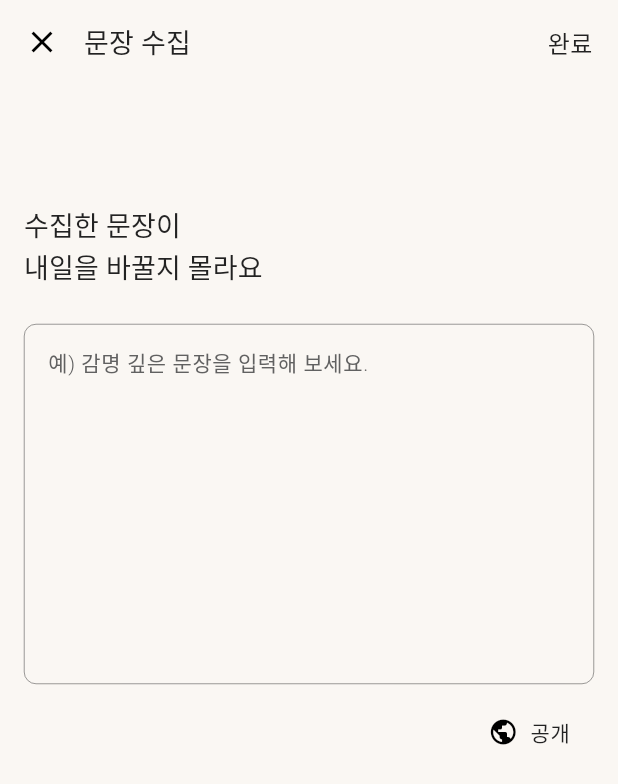
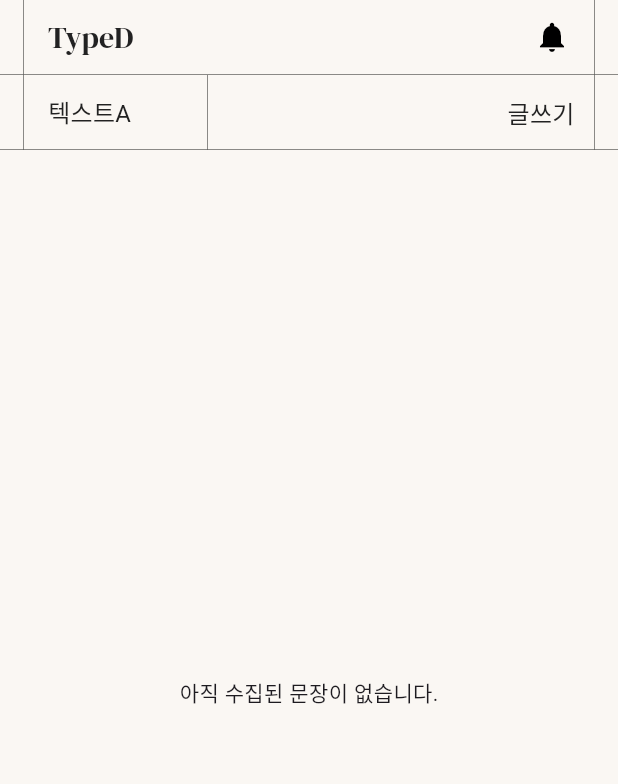
Before and after one commit to genericTypeD/TypeD-Frontend, a Flutter app: the SentenceInput screen opened by its route, after a tap on "비공개", after a tap on "완료", on a phone screen of 412 x 824 dp. Shown: the top 784 px of the screen. Run offline on Flutter 3.47's test engine with Material 3 defaults, Android fonts, the phone set to English and light mode, and no system bars; our stand-ins replace envied, flutter_dotenv, flutter_riverpod, google_fonts, image_picker, permission_handler and 1 more; missing offline and left inert: multi_split_view, spotify; accounts and stored records are empty; generated files the repository leaves out were written again; project files that could hold a hidden picture were left out.

Commit message:
feat: 문장 수집 리스트 기능 추가

```diff
--- a/lib/sentence/screen/sentence_input.dart
+++ b/lib/sentence/screen/sentence_input.dart
@@ -41,7 +41,7 @@ class _SentenceInputState extends State<SentenceInput>
   Widget build(BuildContext context) {
     return DefaultLayout(
       appBar: AppBar(
-        backgroundColor: AppColors.backgroundSecondary, // ✅ 기존 컬러 유지
+        backgroundColor: AppColors.backgroundSecondary,
         elevation: 0,
         titleSpacing: 0,
         leading: IconButton(
@@ -60,7 +60,7 @@ class _SentenceInputState extends State<SentenceInput>
         actions: [
           TextButton(
             onPressed: () {
-              print("완료 버튼 클릭됨");
+              Navigator.pushNamed(context, '/sentence_list');
             },
             style: TextButton.styleFrom(
               padding: const EdgeInsets.symmetric(horizontal: 16.0),
@@ -74,13 +74,12 @@ class _SentenceInputState extends State<SentenceInput>
       ),
       child: GestureDetector(
         onTap: () {
-          FocusScope.of(context).unfocus(); // 화면 터치하면 키보드 닫힘
+          FocusScope.of(context).unfocus();
         },
         child: Container(
           color: AppColors.backgroundSecondary,
           child: Stack(
             children: [
-              // 키보드가 보일 때만 문구 숨기기
               AnimatedOpacity(
                 opacity: _isKeyboardVisible ? 0.0 : 1.0,
                 duration: const Duration(milliseconds: 300),
@@ -98,10 +97,9 @@ class _SentenceInputState extends State<SentenceInput>
                   ),
                 ),
               ),
-              // TextField 위치 조정 (포커스 시 앱바 아래 20px)
               AnimatedPositioned(
                 duration: const Duration(milliseconds: 300),
-                top: _isKeyboardVisible ? 20.0 : 160.0, // 포커스 시 앱바 20px 아래로 이동
+                top: _isKeyboardVisible ? 20.0 : 160.0,
                 left: 16.0,
                 right: 16.0,
                 child: Column(
@@ -127,28 +125,28 @@ class _SentenceInputState extends State<SentenceInput>
                             borderRadius: BorderRadius.circular(8.0),
                             borderSide: const BorderSide(
                               color: AppColors.borderBlack,
-                              width: 0.3, // 기본 상태의 테두리 유지
+                              width: 0.3,
                             ),
                           ),
                           enabledBorder: OutlineInputBorder(
                             borderRadius: BorderRadius.circular(8.0),
                             borderSide: const BorderSide(
                               color: AppColors.borderBlack,
-                              width: 0.3, // 포커스되지 않은 상태에서도 같은 테두리 유지
+                              width: 0.3,
                             ),
                           ),
                           focusedBorder: OutlineInputBorder(
                             borderRadius: BorderRadius.circular(8.0),
                             borderSide: const BorderSide(
                               color: AppColors.borderBlack,
-                              width: 0.3, // 포커스 상태에서도 같은 두께 유지
+                              width: 0.3,
                             ),
                           ),
                           contentPadding: const EdgeInsets.all(12.0),
                         ),
                       ),
                     ),
-                    const SizedBox(height: 8.0), // TextField와 토글 간 간격
+                    const SizedBox(height: 8.0),
                     Align(
                       alignment: Alignment.centerRight,
                       child: TextButton.icon(
@@ -158,7 +156,7 @@ class _SentenceInputState extends State<SentenceInput>
                           });
                         },
                         icon: Icon(
-                          _isPrivate ? Icons.lock_outline : Icons.public,
+                          _isPrivate ? Icons.lock_outline : Icons.lock_open,
                           size: 20.0,
                           color: Colors.black,
                         ),
--- a/lib/sentence/screen/sentence_list.dart
+++ b/lib/sentence/screen/sentence_list.dart
@@ -1,14 +1,51 @@
 import 'package:flutter/material.dart';
-import 'package:typed/common/layout/default_layout.dart';
+import 'package:typed/common/const/app_colors.dart';
+import 'package:typed/common/const/app_themes.dart';
+import 'package:typed/common/index.dart';
 
 class SentenceList extends StatelessWidget {
   const SentenceList({super.key});
 
   @override
   Widget build(BuildContext context) {
-    return const DefaultLayout(
-      child: Center(
-        child: Text("문장 리스트 페이지입니다."),
+    return DefaultLayout(
+      appBar: CustomAppBar(
+        bottomLeftWidget: GestureDetector(
+          onTap: () {
+            debugPrint('클릭됨!');
+          },
+          child: Text(
+            "텍스트A",
+            style: AppTheme.title3,
+          ),
+        ),
+        bottomRightWidget: GestureDetector(
+          onTap: () {
+            debugPrint('클릭됨!');
+          },
+          child: Align(
+            alignment: Alignment.centerRight,
+            child: Padding(
+              padding: const EdgeInsets.symmetric(horizontal: 13, vertical: 8),
+              child: Text(
+                "글쓰기",
+                style: AppTheme.title3,
+              ),
+            ),
+          ),
+        ),
+      ),
+      child: Container(
+        color: AppColors.backgroundSecondary,
+        child: const Column(
+          children: [
+            Expanded(
+              child: Center(
+                child: Text("아직 수집된 문장이 없습니다."),
+              ),
+            ),
+          ],
+        ),
       ),
     );
   }
```
